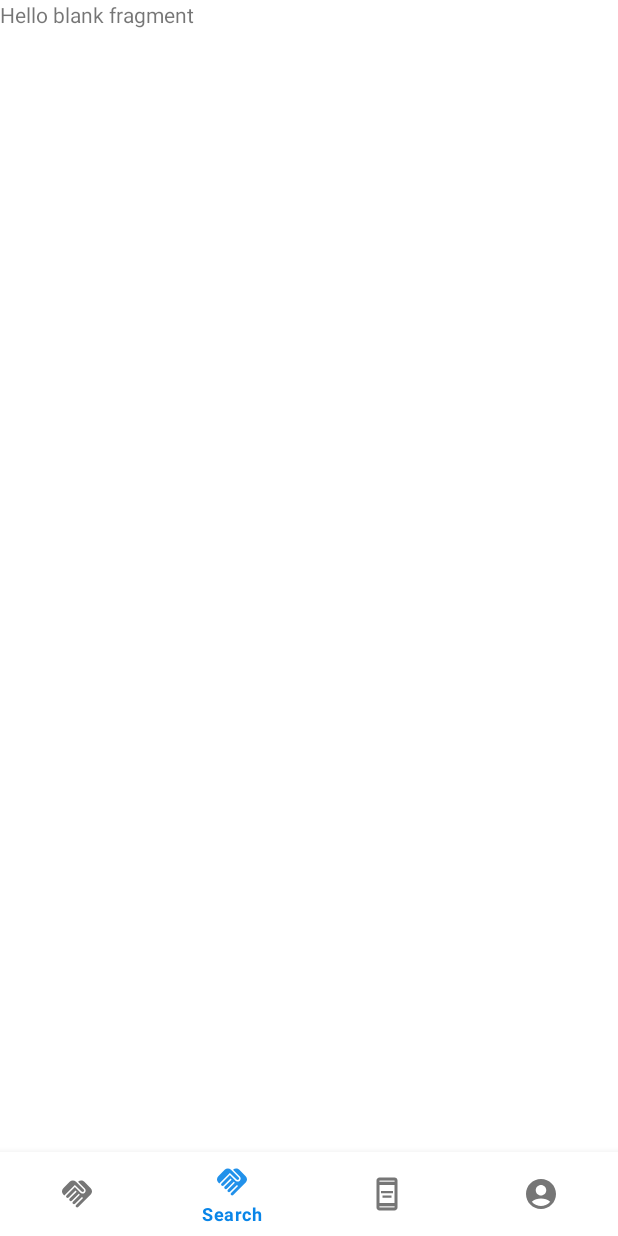
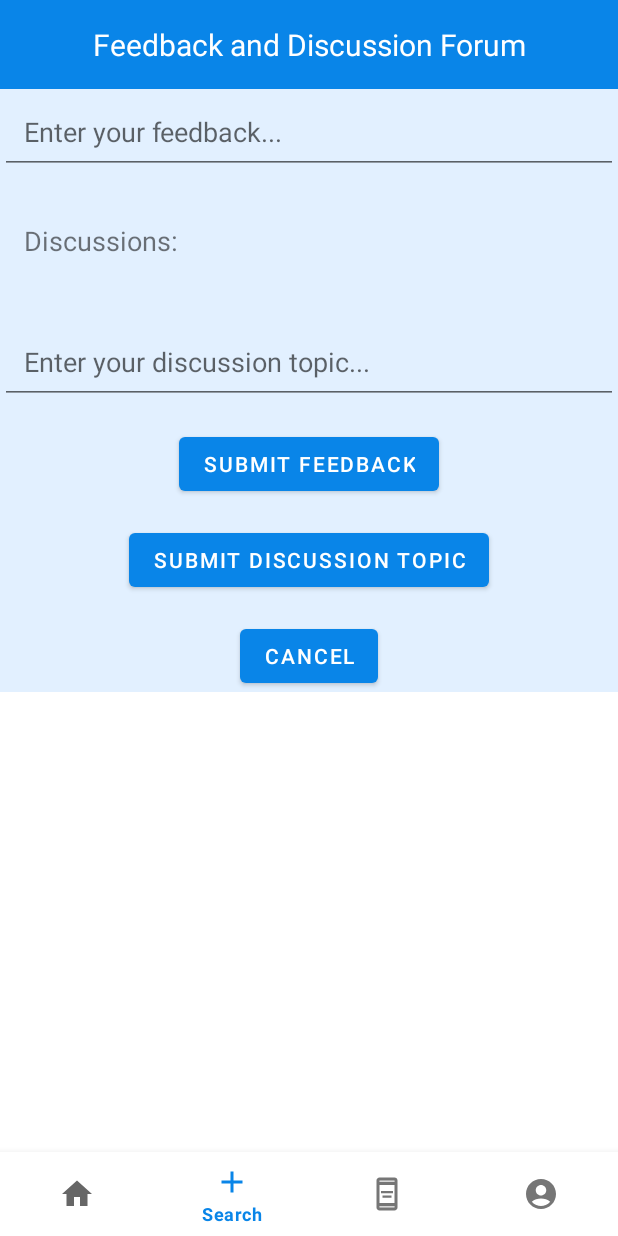
Before and after one commit to Code-X-Novas/Shine_gdsc, an Android app: the community screen opened directly, with no data from a screen before it, item 2 of the bottom bar chosen, on a phone screen of 412 x 824 dp. Run offline under Robolectric (Android 15) with nearby library versions, the phone set to English and light mode, and no system bars.

Commit message:
updating ui

```diff
--- /dev/null
+++ b/app/src/main/res/drawable/baseline_add_24.xml
@@ -0,0 +1,5 @@
+<vector xmlns:android="http://schemas.android.com/apk/res/android" android:height="24dp" android:tint="#000000" android:viewportHeight="24" android:viewportWidth="24" android:width="24dp">
+
+    <path android:fillColor="@android:color/white" android:pathData="M19,13h-6v6h-2v-6H5v-2h6V5h2v6h6v2z"/>
+
+</vector>
--- /dev/null
+++ b/app/src/main/res/drawable/baseline_home_24.xml
@@ -0,0 +1,5 @@
+<vector xmlns:android="http://schemas.android.com/apk/res/android" android:height="24dp" android:tint="#000000" android:viewportHeight="24" android:viewportWidth="24" android:width="24dp">
+
+    <path android:fillColor="@android:color/white" android:pathData="M10,20v-6h4v6h5v-8h3L12,3 2,12h3v8z"/>
+
+</vector>
--- a/app/src/main/res/layout/fragment_post_community.xml
+++ b/app/src/main/res/layout/fragment_post_community.xml
@@ -37,6 +37,6 @@
         android:layout_height="wrap_content"
         android:layout_below="@id/captionEditText"
         android:layout_marginTop="169dp"
-        android:text="Submit" />
+        android:text="Upload" />
 
 </RelativeLayout>
--- a/app/src/main/res/layout/fragment_search_community.xml
+++ b/app/src/main/res/layout/fragment_search_community.xml
@@ -1,14 +1,80 @@
 <?xml version="1.0" encoding="utf-8"?>
-<FrameLayout xmlns:android="http://schemas.android.com/apk/res/android"
-    xmlns:tools="http://schemas.android.com/tools"
+<!-- dialog_feedback.xml -->
+<RelativeLayout xmlns:android="http://schemas.android.com/apk/res/android"
     android:layout_width="match_parent"
-    android:layout_height="match_parent"
-    tools:context=".fragment.fragment_search_community">
+    android:layout_height="wrap_content"
+    android:background="#E2F0FF">
 
-    <!-- TODO: Update blank fragment layout -->
     <TextView
+        android:id="@+id/text_title"
         android:layout_width="match_parent"
-        android:layout_height="match_parent"
-        android:text="@string/hello_blank_fragment" />
+        android:layout_height="wrap_content"
+        android:text="Feedback and Discussion Forum"
+        android:textSize="20sp"
+        android:gravity="center"
+        android:padding="16dp"
+        android:background="@color/blue"
+        android:textColor="@android:color/white" />
 
-</FrameLayout>
+    <EditText
+        android:id="@+id/edit_feedback"
+        android:layout_width="match_parent"
+        android:layout_height="wrap_content"
+        android:hint="Enter your feedback..."
+        android:padding="16dp"
+        android:layout_below="@id/text_title" />
+
+    <TextView
+        android:id="@+id/text_discussion"
+        android:layout_width="match_parent"
+        android:layout_height="wrap_content"
+        android:text="Discussions:"
+        android:textSize="18sp"
+        android:padding="16dp"
+        android:layout_below="@id/edit_feedback"
+        android:layout_marginTop="16dp" />
+
+    <RelativeLayout
+        android:id="@+id/recycler_discussions"
+        android:layout_width="match_parent"
+        android:layout_height="wrap_content"
+        android:layout_below="@id/text_discussion"
+        android:layout_marginTop="8dp" />
+
+    <EditText
+        android:id="@+id/edit_discussion"
+        android:layout_width="match_parent"
+        android:layout_height="wrap_content"
+        android:hint="Enter your discussion topic..."
+        android:padding="16dp"
+        android:layout_below="@id/recycler_discussions"
+        android:layout_marginTop="16dp" />
+
+    <Button
+        android:id="@+id/button_submit_feedback"
+        android:layout_width="wrap_content"
+        android:layout_height="wrap_content"
+        android:text="Submit Feedback"
+        android:layout_below="@id/edit_discussion"
+        android:layout_centerHorizontal="true"
+        android:layout_marginTop="16dp" />
+
+    <Button
+        android:id="@+id/button_submit_discussion"
+        android:layout_width="wrap_content"
+        android:layout_height="wrap_content"
+        android:text="Submit Discussion Topic"
+        android:layout_below="@id/button_submit_feedback"
+        android:layout_centerHorizontal="true"
+        android:layout_marginTop="16dp" />
+
+    <Button
+        android:id="@+id/button_cancel"
+        android:layout_width="wrap_content"
+        android:layout_height="wrap_content"
+        android:text="Cancel"
+        android:layout_below="@id/button_submit_discussion"
+        android:layout_centerHorizontal="true"
+        android:layout_marginTop="16dp" />
+
+</RelativeLayout>
--- a/app/src/main/res/menu/bottom_menu.xml
+++ b/app/src/main/res/menu/bottom_menu.xml
@@ -23,7 +23,7 @@
 
     <item
         android:id="@+id/bottom_profile"
-        android:title="Profile"
-        android:icon="@drawable/baseline_account_circle_24"/>
+        android:title="Home"
+        android:icon="@drawable/baseline_home_24"/>
 
 </menu>
--- a/app/src/main/res/menu/btm_nav_community_menu.xml
+++ b/app/src/main/res/menu/btm_nav_community_menu.xml
@@ -4,11 +4,11 @@
     <item
         android:id="@+id/bottom_home_community"
         android:title="Home"
-        android:icon="@drawable/baseline_handshake_24"/>
+        android:icon="@drawable/baseline_home_24"/>
     <item
         android:id="@+id/bottom_search_community"
         android:title="Search"
-        android:icon="@drawable/baseline_handshake_24"/>
+        android:icon="@drawable/baseline_add_24"/>
 
 
     <item
```
Also changed, not shown: app/src/main/res/drawable/search.png (added).
